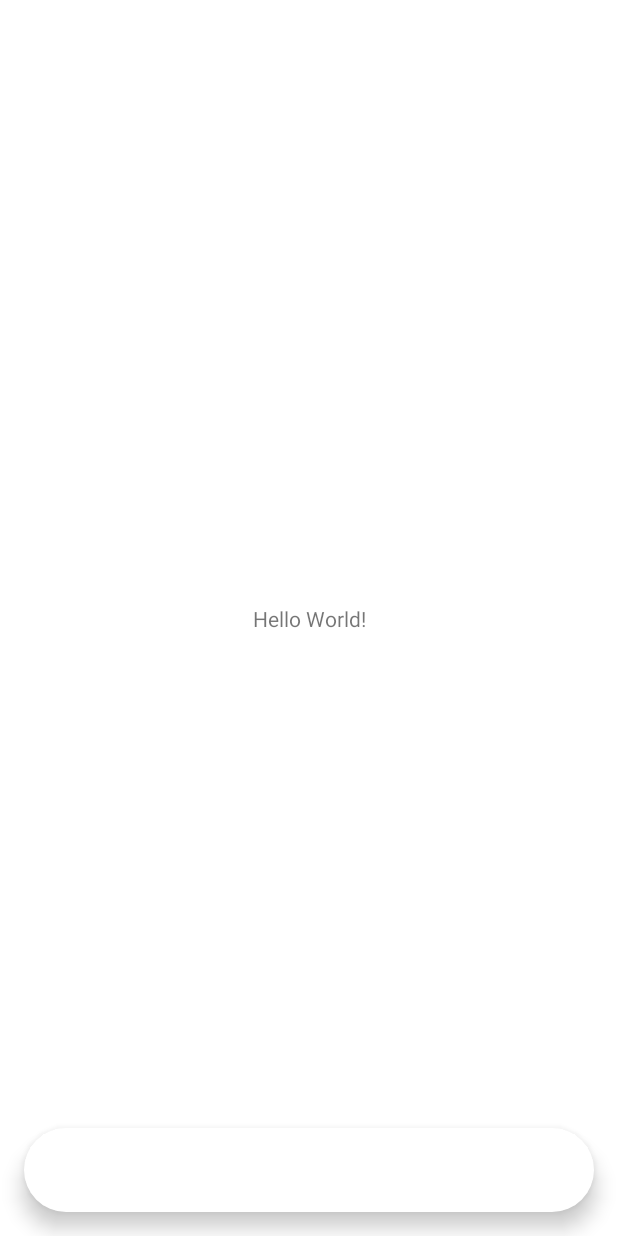
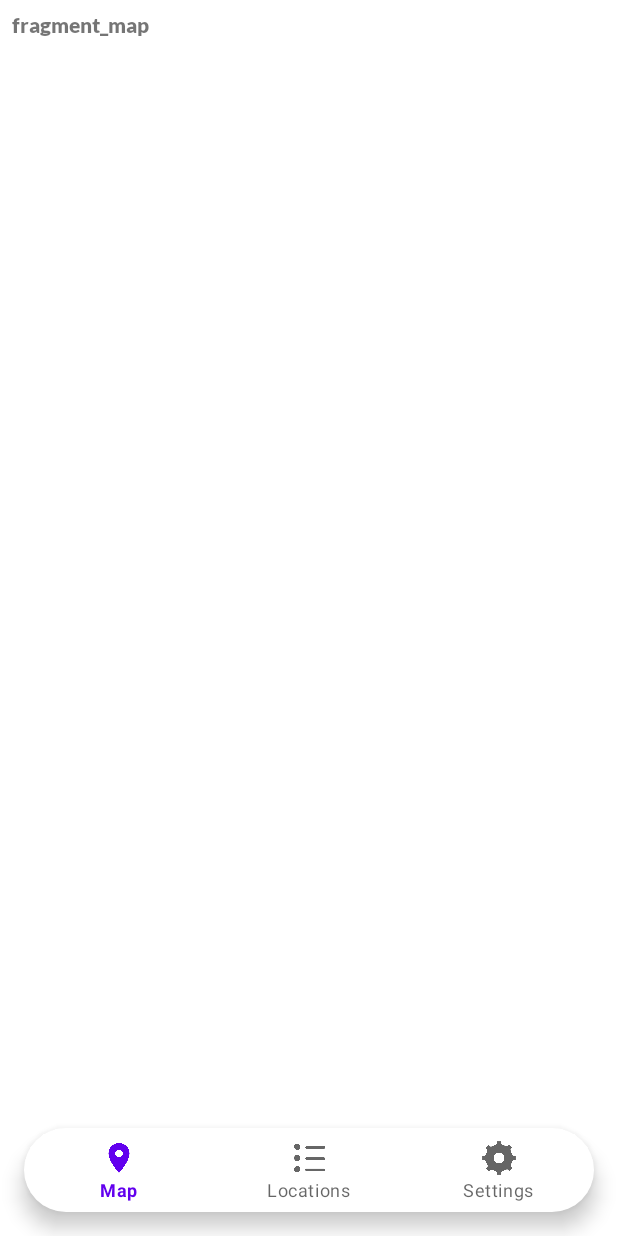
Before and after one commit to Shunian2892/NextLocation, an Android app: the screen it shows after launch (MainActivity), on a phone screen of 412 x 824 dp. Run offline under Robolectric (Android 15) with nearby library versions, the phone set to English and light mode, and no system bars.

Commit message:
[Add]: add the onCreateView of the fragments

```diff
--- a/app/src/main/java/com/example/nextlocation/BoundaryLayer/Launcher/MainActivity.java
+++ b/app/src/main/java/com/example/nextlocation/BoundaryLayer/Launcher/MainActivity.java
@@ -1,10 +1,17 @@
 package com.example.nextlocation.BoundaryLayer.Launcher;
 
+import androidx.annotation.NonNull;
 import androidx.appcompat.app.AppCompatActivity;
+import androidx.fragment.app.Fragment;
 
 import android.os.Bundle;
+import android.view.MenuItem;
 
+import com.example.nextlocation.BoundaryLayer.UI.MapFragment;
+import com.example.nextlocation.BoundaryLayer.UI.POIListFragment;
+import com.example.nextlocation.BoundaryLayer.UI.SettingsFragment;
 import com.example.nextlocation.R;
+import com.google.android.material.bottomnavigation.BottomNavigationView;
 
 public class MainActivity extends AppCompatActivity {
 
@@ -12,6 +19,29 @@ public class MainActivity extends AppCompatActivity {
     protected void onCreate(Bundle savedInstanceState) {
         super.onCreate(savedInstanceState);
         setContentView(R.layout.activity_main);
-        //Test test le troll face ;^)
+
+        BottomNavigationView bottomNavigationView = findViewById(R.id.bottomNavigationView);
+        bottomNavigationView.setOnNavigationItemSelectedListener(navListener);
+        //getSupportFragmentManager().beginTransaction().replace(R.id.fragment, new MapFragment()).commit();
     }
+
+    private BottomNavigationView.OnNavigationItemSelectedListener navListener = new BottomNavigationView.OnNavigationItemSelectedListener() {
+        @Override
+        public boolean onNavigationItemSelected(@NonNull MenuItem item) {
+            Fragment selectedFragment = null;
+            switch (item.getItemId()){
+                case R.id.menu_map:
+                    //selectedFragment = new MapFragment();
+                    break;
+                case R.id.menu_list:
+                    //selectedFragment = new POIListFragment();
+                    break;
+                case R.id.menu_settings:
+                    //selectedFragment = new SettingsFragment();
+                    break;
+            }
+            //getSupportFragmentManager().beginTransaction().replace(R.id.fragment, selectedFragment).commit();
+            return true;
+        }
+    };
 }
--- a/app/src/main/java/com/example/nextlocation/BoundaryLayer/UI/MapFragment.java
+++ b/app/src/main/java/com/example/nextlocation/BoundaryLayer/UI/MapFragment.java
@@ -1,4 +1,21 @@
 package com.example.nextlocation.BoundaryLayer.UI;
 
-public class MapFragment {
+import android.os.Bundle;
+import android.view.LayoutInflater;
+import android.view.View;
+import android.view.ViewGroup;
+
+import androidx.annotation.NonNull;
+import androidx.annotation.Nullable;
+import androidx.fragment.app.Fragment;
+
+import com.example.nextlocation.R;
+
+public class MapFragment extends Fragment {
+    @Nullable
+    @Override
+    public View onCreateView(@NonNull LayoutInflater inflater, @Nullable ViewGroup container, @Nullable Bundle savedInstanceState) {
+        View view = inflater.inflate(R.layout.fragment_map, container, false);
+        return view;
+    }
 }
--- a/app/src/main/res/layout/activity_main.xml
+++ b/app/src/main/res/layout/activity_main.xml
@@ -6,14 +6,14 @@
     android:layout_height="match_parent"
     tools:context=".BoundaryLayer.Launcher.MainActivity">
 
-    <TextView
-        android:id="@+id/textView2"
-        android:layout_width="wrap_content"
-        android:layout_height="wrap_content"
-        android:text="Hello World!"
-        app:layout_constraintBottom_toBottomOf="parent"
-        app:layout_constraintLeft_toLeftOf="parent"
-        app:layout_constraintRight_toRightOf="parent"
+    <fragment
+        android:id="@+id/fragment"
+        android:name="com.example.nextlocation.BoundaryLayer.UI.MapFragment"
+        android:layout_width="match_parent"
+        android:layout_height="0dp"
+        app:layout_constraintBottom_toTopOf="@+id/bottomNavigationView"
+        app:layout_constraintEnd_toEndOf="parent"
+        app:layout_constraintStart_toStartOf="parent"
         app:layout_constraintTop_toTopOf="parent" />
 
     <com.google.android.material.bottomnavigation.BottomNavigationView
@@ -28,6 +28,7 @@
         app:layout_constraintBottom_toBottomOf="parent"
         app:layout_constraintEnd_toEndOf="parent"
         app:layout_constraintHorizontal_bias="0.0"
-        app:layout_constraintStart_toStartOf="parent" />
+        app:layout_constraintStart_toStartOf="parent"
+        app:menu="@menu/bottom_navigation_menu"/>
 
 </androidx.constraintlayout.widget.ConstraintLayout>
```
Also changed, not shown: app/src/main/java/com/example/nextlocation/BoundaryLayer/UI/POIFragment.java (+18 -1 lines), app/src/main/java/com/example/nextlocation/BoundaryLayer/UI/POIListFragment.java (+18 -1 lines), app/src/main/java/com/example/nextlocation/BoundaryLayer/UI/SettingsFragment.java (+18 -1 lines), app/src/main/java/com/example/nextlocation/BoundaryLayer/UI/UserInfoFragment.java (+18 -1 lines), app/src/main/java/com/example/nextlocation/BoundaryLayer/UI/VideoFragment.java (+18 -1 lines).
